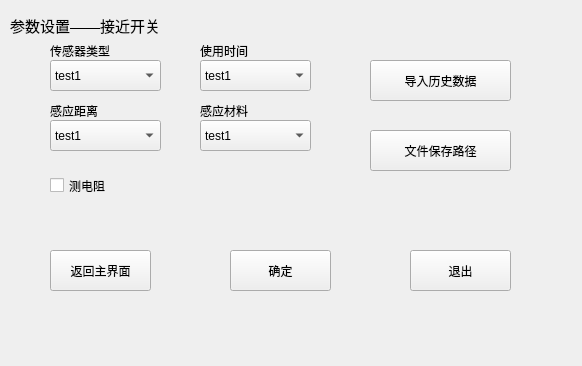
Before: the Qt Designer form ui_param/paramwin_proximityswitch.ui in Dirck-YHP/Proj_sensor_detect, drawn with Qt 5.
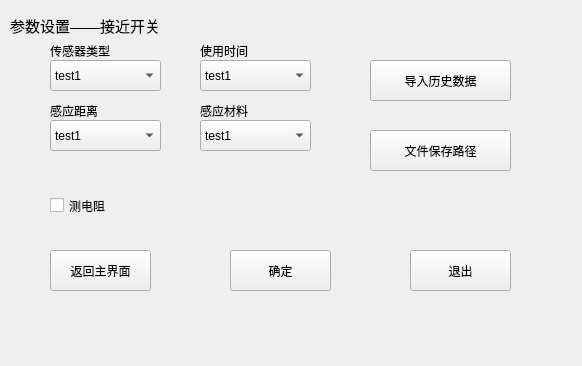
After: the same form once the commit is applied.

Diff of the .ui file:
```diff
--- a/ui_param/paramwin_proximityswitch.ui
+++ b/ui_param/paramwin_proximityswitch.ui
@@ -133,7 +133,7 @@
    <property name="geometry">
     <rect>
      <x>50</x>
-     <y>170</y>
+     <y>190</y>
      <width>111</width>
      <height>31</height>
     </rect>
```
